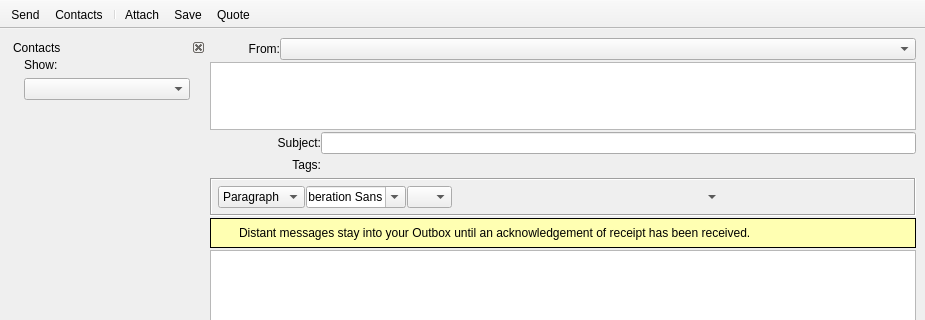
Above: retroshare-gui/src/gui/msgs/MessageComposer.ui from RetroShare/RetroShare before the change; both pictures show x 0 to 925 and y 0 to 320 of the 925 by 747 pixel window. Below: the same form after it.
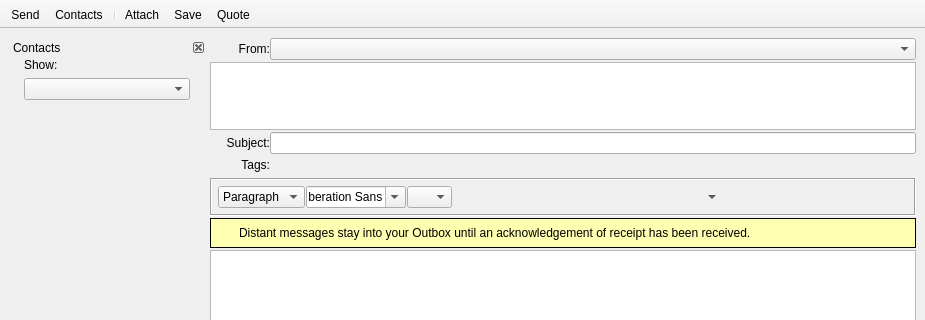
That is the form after the change. Icons and pictures are not drawn. Custom widgets are drawn as their Qt base class.

Commit message: Fixing the Label layout

The edit to the form file:
```diff
--- a/retroshare-gui/src/gui/msgs/MessageComposer.ui
+++ b/retroshare-gui/src/gui/msgs/MessageComposer.ui
@@ -854,7 +854,7 @@
             <widget class="QLabel" name="fromLabel">
              <property name="minimumSize">
               <size>
-               <width>70</width>
+               <width>60</width>
                <height>0</height>
               </size>
              </property>
@@ -878,16 +878,65 @@
            </item>
           </layout>
          </item>
-         <item row="3" column="0" rowspan="2">
-          <layout class="QGridLayout" name="gridLayout_6">
-           <property name="sizeConstraint">
-            <enum>QLayout::SetNoConstraint</enum>
-           </property>
+         <item row="2" column="0">
+          <layout class="QGridLayout" name="gridLayout">
+           <item row="1" column="1">
+            <layout class="QHBoxLayout" name="horizontalLayout_6">
+             <item>
+              <widget class="QPushButton" name="tagButton">
+               <property name="sizePolicy">
+                <sizepolicy hsizetype="Fixed" vsizetype="Fixed">
+                 <horstretch>0</horstretch>
+                 <verstretch>0</verstretch>
+                </sizepolicy>
+               </property>
+               <property name="toolTip">
+                <string>Tags</string>
+               </property>
+               <property name="icon">
+                <iconset resource="../images.qrc">
+                 <normaloff>:/images/tag24.png</normaloff>:/images/tag24.png</iconset>
+               </property>
+               <property name="flat">
+                <bool>true</bool>
+               </property>
+              </widget>
+             </item>
+             <item>
+              <layout class="QHBoxLayout" name="tagLayout"/>
+             </item>
+             <item>
+              <spacer name="horizontalSpacer_2">
+               <property name="orientation">
+                <enum>Qt::Horizontal</enum>
+               </property>
+               <property name="sizeHint" stdset="0">
+                <size>
+                 <width>40</width>
+                 <height>20</height>
+                </size>
+               </property>
+              </spacer>
+             </item>
+            </layout>
+           </item>
            <item row="0" column="0">
-            <widget class="QLabel" name="label_3">
+            <widget class="QLabel" name="label_5">
              <property name="minimumSize">
               <size>
-               <width>70</width>
+               <width>60</width>
+               <height>0</height>
+              </size>
+             </property>
+             <property name="sizeIncrement">
+              <size>
+               <width>0</width>
+               <height>0</height>
+              </size>
+             </property>
+             <property name="baseSize">
+              <size>
+               <width>60</width>
                <height>0</height>
               </size>
              </property>
@@ -899,11 +948,30 @@
              </property>
             </widget>
            </item>
-           <item row="0" column="1" colspan="6">
-            <widget class="QLineEdit" name="titleEdit"/>
+           <item row="0" column="1">
+            <widget class="QLineEdit" name="titleEdit">
+             <property name="sizePolicy">
+              <sizepolicy hsizetype="Expanding" vsizetype="Fixed">
+               <horstretch>0</horstretch>
+               <verstretch>0</verstretch>
+              </sizepolicy>
+             </property>
+            </widget>
            </item>
            <item row="1" column="0">
-            <widget class="QLabel" name="label">
+            <widget class="QLabel" name="label_2">
+             <property name="minimumSize">
+              <size>
+               <width>60</width>
+               <height>0</height>
+              </size>
+             </property>
+             <property name="baseSize">
+              <size>
+               <width>60</width>
+               <height>0</height>
+              </size>
+             </property>
              <property name="text">
               <string>Tags:</string>
              </property>
@@ -912,42 +980,6 @@
              </property>
             </widget>
            </item>
-           <item row="1" column="1">
-            <widget class="QPushButton" name="tagButton">
-             <property name="sizePolicy">
-              <sizepolicy hsizetype="Fixed" vsizetype="Fixed">
-               <horstretch>0</horstretch>
-               <verstretch>0</verstretch>
-              </sizepolicy>
-             </property>
-             <property name="toolTip">
-              <string>Tags</string>
-             </property>
-             <property name="icon">
-              <iconset resource="../images.qrc">
-               <normaloff>:/images/tag24.png</normaloff>:/images/tag24.png</iconset>
-             </property>
-             <property name="flat">
-              <bool>true</bool>
-             </property>
-            </widget>
-           </item>
-           <item row="1" column="2">
-            <layout class="QHBoxLayout" name="tagLayout"/>
-           </item>
-           <item row="1" column="3" colspan="4">
-            <spacer name="horizontalSpacer">
-             <property name="orientation">
-              <enum>Qt::Horizontal</enum>
-             </property>
-             <property name="sizeHint" stdset="0">
-              <size>
-               <width>40</width>
-               <height>20</height>
-              </size>
-             </property>
-            </spacer>
-           </item>
           </layout>
          </item>
         </layout>
```
Left out of the diff: 52 changed lines with no effect on the pictures.
